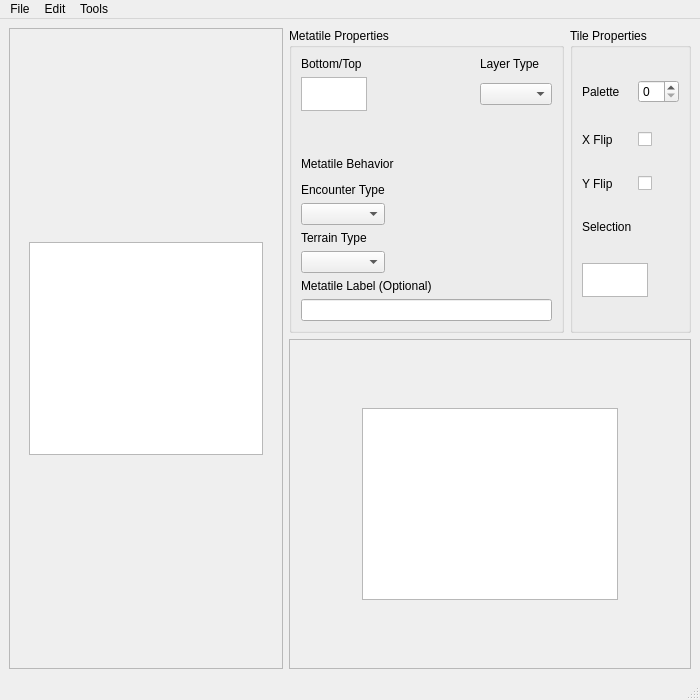
The window that forms/tileseteditor.ui (CurryEx/Porymap-With-Curry-Tools) describes before a commit, drawn with Qt 5.
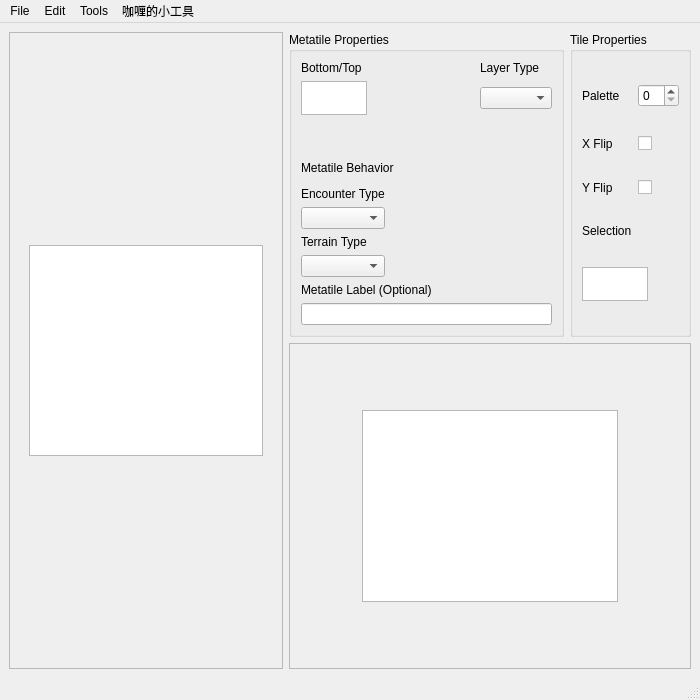
The same window after the commit. Custom widgets are drawn as their Qt base class.

What changed in the file:
```diff
--- a/forms/tileseteditor.ui
+++ b/forms/tileseteditor.ui
@@ -47,7 +47,7 @@
          <x>0</x>
          <y>0</y>
          <width>272</width>
-         <height>625</height>
+         <height>638</height>
         </rect>
        </property>
        <layout class="QGridLayout" name="gridLayout">
@@ -414,8 +414,8 @@
            <rect>
             <x>0</x>
             <y>0</y>
-            <width>384</width>
-            <height>265</height>
+            <width>400</width>
+            <height>318</height>
            </rect>
           </property>
           <layout class="QGridLayout" name="gridLayout_2">
@@ -543,9 +543,19 @@
     <addaction name="actionUndo"/>
     <addaction name="actionRedo"/>
    </widget>
+   <widget class="QMenu" name="menuCurryToolbox">
+    <property name="title">
+     <string>咖喱的小工具</string>
+    </property>
+    <addaction name="actionImportImageToTiles"/>
+    <addaction name="actionImportImageToMetatileReferToTiles"/>
+    <addaction name="actionExpandPrimaryTile"/>
+    <addaction name="actionExpandSecondaryTile"/>
+   </widget>
    <addaction name="menuFile"/>
    <addaction name="menuEdit"/>
    <addaction name="menuTools"/>
+   <addaction name="menuCurryToolbox"/>
   </widget>
   <widget class="QStatusBar" name="statusbar"/>
   <action name="actionSave_Tileset">
```
Left out of the diff: 25 changed lines with no effect on the pictures.
